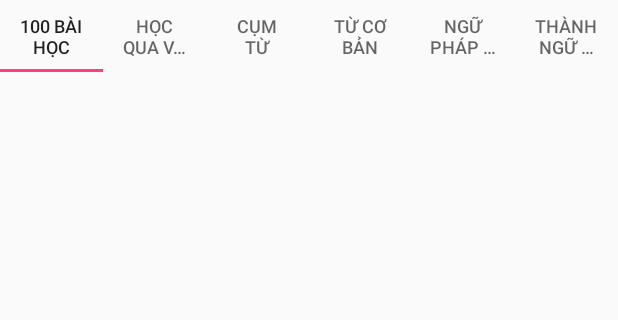
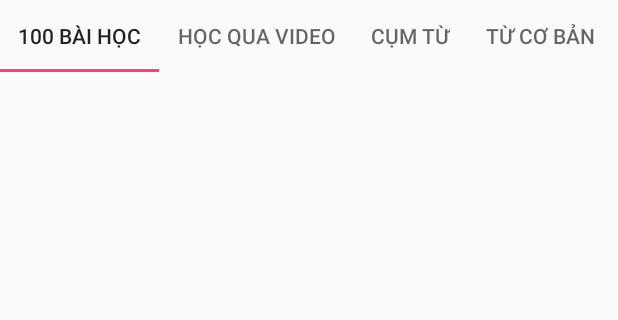
Before and after one commit to nguyenthiminh/Learn_English, an Android app: the screen it shows after launch (MainActivity), on a phone screen of 412 x 824 dp, the part 84-404 px from its top. Run offline under Robolectric (Android 15) with nearby library versions, the phone set to English and light mode, and no system bars; our stand-ins replace Firebase (no records; nobody signed in at launch, a user with empty details on screens opened directly).

Commit message:
no comment

```diff
--- a/app/build.gradle
+++ b/app/build.gradle
@@ -28,11 +28,12 @@ dependencies {
 
 
 //    add for firebase
+    //noinspection GradleCompatible
     implementation 'com.google.firebase:firebase-core:16.0.1'
     implementation 'com.google.code.gson:gson:2.8.5'
     implementation 'com.google.firebase:firebase-database:16.0.1'
     implementation 'com.google.firebase:firebase-crash:16.0.1'
-    implementation 'com.google.firebase:firebase-auth:16.0.1'
+    implementation 'com.google.firebase:firebase-auth:16.0.2'
 
 //    add for android
     implementation 'com.android.support:design:27.1.1'
--- a/app/src/main/AndroidManifest.xml
+++ b/app/src/main/AndroidManifest.xml
@@ -1,7 +1,7 @@
 <?xml version="1.0" encoding="utf-8"?>
 <manifest xmlns:android="http://schemas.android.com/apk/res/android"
     package="com.nguyenminh.learn_english">
-
+    <uses-permission android:name="android.permission.INTERNET"/>
     <application
         android:allowBackup="true"
         android:icon="@mipmap/ic_launcher"
--- a/app/src/main/java/com/nguyenminh/learn_english/tab_main/Main_Adapter.java
+++ b/app/src/main/java/com/nguyenminh/learn_english/tab_main/Main_Adapter.java
@@ -1,4 +1,5 @@
 package com.nguyenminh.learn_english.tab_main;
+
 
 import android.support.v4.app.Fragment;
 import android.support.v4.app.FragmentManager;
@@ -16,6 +17,7 @@ import com.nguyenminh.learn_english.fragment.Fragment_Video;
  */
 
 public class Main_Adapter extends FragmentPagerAdapter {
+
     public Main_Adapter(FragmentManager fm) {
         super(fm);
     }
@@ -26,7 +28,7 @@ public class Main_Adapter extends FragmentPagerAdapter {
             return new Fragment_BaiHoc();
         } else if (position == 1) {
             return new Fragment_Video();
-        } else if (position == 2) {
+        } else  if (position == 2) {
             return new Fragment_CumTu();
         } else if (position == 3) {
             return new Fragment_TuCoBan();
--- a/app/src/main/res/layout/activity_main.xml
+++ b/app/src/main/res/layout/activity_main.xml
@@ -24,8 +24,7 @@
         app:headerLayout="@layout/hearder_home"
         android:theme="@style/Theme.AppCompat.Light"
         app:itemTextColor="#009688"
-        app:itemIconTint="#009688"
-        >
+        app:itemIconTint="#009688">
 
     </android.support.design.widget.NavigationView>
 
--- a/app/src/main/res/layout/menu_main.xml
+++ b/app/src/main/res/layout/menu_main.xml
@@ -1,20 +1,23 @@
 <?xml version="1.0" encoding="utf-8"?>
 <FrameLayout xmlns:android="http://schemas.android.com/apk/res/android"
     xmlns:app="http://schemas.android.com/apk/res-auto"
+    android:id="@+id/menu"
     android:layout_width="match_parent"
-    android:id="@+id/menu"
     android:layout_height="match_parent"
     android:orientation="vertical">
+
     <LinearLayout
         android:layout_width="match_parent"
-        android:orientation="vertical"
-        android:layout_height="match_parent">
+        android:layout_height="match_parent"
+        android:orientation="vertical">
+
         <android.support.design.widget.TabLayout
+            android:id="@+id/tab"
+            android:layout_width="match_parent"
+            android:layout_height="wrap_content"
             android:layout_marginTop="?attr/actionBarSize"
-        android:layout_width="match_parent"
-        android:id="@+id/tab"
-        android:layout_height="wrap_content"
-        app:tabGravity="fill" />
+            app:tabGravity="center"
+            app:tabMode="scrollable"/>
 
         <android.support.v4.view.ViewPager
             android:id="@+id/vp_english"
```
Lines whose indentation alone changed are shown as unchanged.
